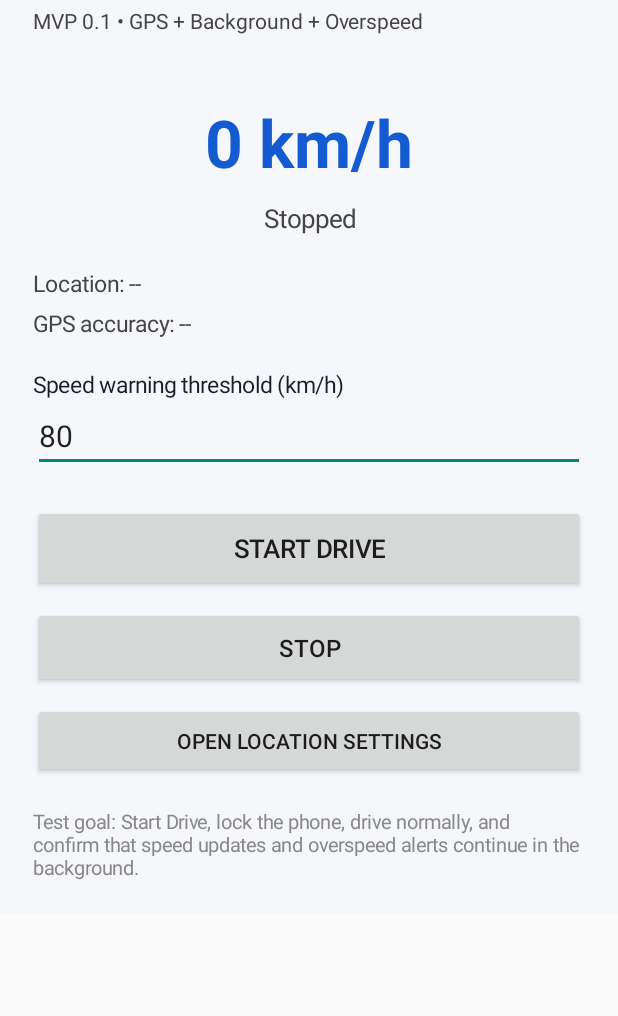
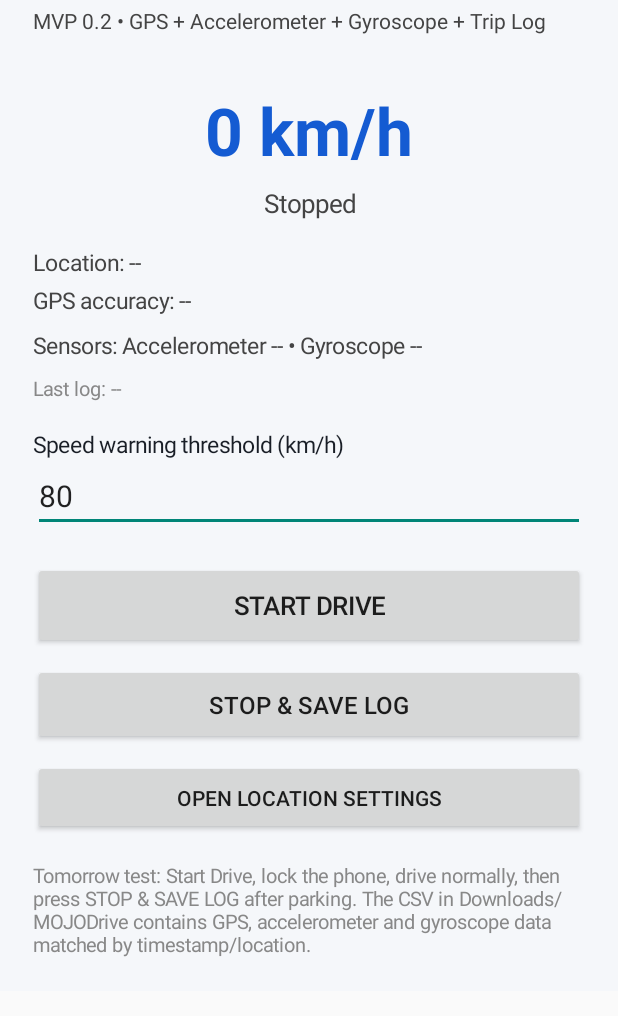
Before and after one commit to am3422/MOJODrive, an Android app: the screen it shows after launch (MainActivity), on a phone screen of 412 x 824 dp, the part 103-1119 px from its top. Run offline under Robolectric (Android 15) with nearby library versions, the light colour scheme and no system bars.

Commit message:
Add MOJO Drive MVP 0.2 sensor logging

```diff
--- a/app/build.gradle.kts
+++ b/app/build.gradle.kts
@@ -11,8 +11,8 @@ android {
         applicationId = "com.mojotech.mojodrive"
         minSdk = 26
         targetSdk = 35
-        versionCode = 1
-        versionName = "0.1"
+        versionCode = 2
+        versionName = "0.2"
     }
 
     compileOptions {
--- a/app/src/main/java/com/mojotech/mojodrive/MainActivity.kt
+++ b/app/src/main/java/com/mojotech/mojodrive/MainActivity.kt
@@ -21,9 +21,9 @@ class MainActivity : Activity() {
     private lateinit var statusText: TextView
     private lateinit var coordsText: TextView
     private lateinit var accuracyText: TextView
+    private lateinit var sensorText: TextView
+    private lateinit var logText: TextView
     private lateinit var thresholdInput: EditText
-    private lateinit var startButton: Button
-    private lateinit var stopButton: Button
 
     private val handler = Handler(Looper.getMainLooper())
     private val prefs by lazy { getSharedPreferences("mojo_drive", MODE_PRIVATE) }
@@ -62,21 +62,19 @@ class MainActivity : Activity() {
             setBackgroundColor(Color.rgb(245, 247, 250))
         }
 
-        val title = TextView(this).apply {
+        root.addView(TextView(this).apply {
             text = "MOJO Drive"
             textSize = 30f
             setTextColor(Color.rgb(25, 30, 38))
             typeface = android.graphics.Typeface.DEFAULT_BOLD
-        }
-        root.addView(title)
+        })
 
-        val subtitle = TextView(this).apply {
-            text = "MVP 0.1 • GPS + Background + Overspeed"
+        root.addView(TextView(this).apply {
+            text = "MVP 0.2 • GPS + Accelerometer + Gyroscope + Trip Log"
             textSize = 14f
             setTextColor(Color.DKGRAY)
-            setPadding(0, dp(4), 0, dp(24))
-        }
-        root.addView(subtitle)
+            setPadding(0, dp(4), 0, dp(20))
+        })
 
         speedText = TextView(this).apply {
             text = "0 km/h"
@@ -84,7 +82,7 @@ class MainActivity : Activity() {
             gravity = Gravity.CENTER
             setTextColor(Color.rgb(20, 91, 210))
             typeface = android.graphics.Typeface.DEFAULT_BOLD
-            setPadding(0, dp(18), 0, dp(10))
+            setPadding(0, dp(14), 0, dp(8))
         }
         root.addView(speedText, LinearLayout.LayoutParams(
             ViewGroup.LayoutParams.MATCH_PARENT, ViewGroup.LayoutParams.WRAP_CONTENT
@@ -95,7 +93,7 @@ class MainActivity : Activity() {
             textSize = 17f
             gravity = Gravity.CENTER
             setTextColor(Color.DKGRAY)
-            setPadding(0, 0, 0, dp(22))
+            setPadding(0, 0, 0, dp(18))
         }
         root.addView(statusText)
 
@@ -110,16 +108,31 @@ class MainActivity : Activity() {
             text = "GPS accuracy: --"
             textSize = 15f
             setTextColor(Color.DKGRAY)
-            setPadding(0, dp(6), 0, dp(20))
+            setPadding(0, dp(5), 0, dp(5))
         }
         root.addView(accuracyText)
 
-        val label = TextView(this).apply {
+        sensorText = TextView(this).apply {
+            text = "Sensors: --"
+            textSize = 15f
+            setTextColor(Color.DKGRAY)
+            setPadding(0, dp(5), 0, dp(5))
+        }
+        root.addView(sensorText)
+
+        logText = TextView(this).apply {
+            text = "Last log: --"
+            textSize = 13f
+            setTextColor(Color.GRAY)
+            setPadding(0, dp(5), 0, dp(18))
+        }
+        root.addView(logText)
+
+        root.addView(TextView(this).apply {
             text = "Speed warning threshold (km/h)"
             textSize = 15f
             setTextColor(Color.rgb(25, 30, 38))
-        }
-        root.addView(label)
+        })
 
         thresholdInput = EditText(this).apply {
             inputType = android.text.InputType.TYPE_CLASS_NUMBER
@@ -128,41 +141,37 @@ class MainActivity : Activity() {
         }
         root.addView(thresholdInput)
 
-        startButton = Button(this).apply {
+        root.addView(Button(this).apply {
             text = "START DRIVE"
             textSize = 17f
             setOnClickListener { startDrive() }
-        }
-        root.addView(startButton, LinearLayout.LayoutParams(
+        }, LinearLayout.LayoutParams(
             ViewGroup.LayoutParams.MATCH_PARENT, dp(58)
-        ).apply { topMargin = dp(22) })
+        ).apply { topMargin = dp(20) })
 
-        stopButton = Button(this).apply {
-            text = "STOP"
+        root.addView(Button(this).apply {
+            text = "STOP & SAVE LOG"
             textSize = 16f
             setOnClickListener { stopDrive() }
-        }
-        root.addView(stopButton, LinearLayout.LayoutParams(
+        }, LinearLayout.LayoutParams(
             ViewGroup.LayoutParams.MATCH_PARENT, dp(54)
         ).apply { topMargin = dp(10) })
 
-        val gpsSettingsButton = Button(this).apply {
+        root.addView(Button(this).apply {
             text = "OPEN LOCATION SETTINGS"
             setOnClickListener {
                 startActivity(Intent(Settings.ACTION_LOCATION_SOURCE_SETTINGS))
             }
-        }
-        root.addView(gpsSettingsButton, LinearLayout.LayoutParams(
+        }, LinearLayout.LayoutParams(
             ViewGroup.LayoutParams.MATCH_PARENT, dp(50)
         ).apply { topMargin = dp(10) })
 
-        val note = TextView(this).apply {
-            text = "Test goal: Start Drive, lock the phone, drive normally, and confirm that speed updates and overspeed alerts continue in the background."
+        root.addView(TextView(this).apply {
+            text = "Tomorrow test: Start Drive, lock the phone, drive normally, then press STOP & SAVE LOG after parking. The CSV in Downloads/MOJODrive contains GPS, accelerometer and gyroscope data matched by timestamp/location."
             textSize = 13f
             setTextColor(Color.GRAY)
-            setPadding(0, dp(20), 0, 0)
-        }
-        root.addView(note)
+            setPadding(0, dp(18), 0, 0)
+        })
 
         setContentView(ScrollView(this).apply { addView(root) })
     }
@@ -197,7 +206,7 @@ class MainActivity : Activity() {
             .putExtra(LocationService.EXTRA_THRESHOLD_KMH, threshold)
 
         startForegroundService(intent)
-        Toast.makeText(this, "MOJO Drive started.", Toast.LENGTH_SHORT).show()
+        Toast.makeText(this, "MOJO Drive logging started.", Toast.LENGTH_SHORT).show()
         refreshUi()
     }
 
@@ -207,7 +216,8 @@ class MainActivity : Activity() {
             .putBoolean("running", false)
             .putFloat("speed_kmh", 0f)
             .apply()
-        refreshUi()
+        Toast.makeText(this, "Stopping and saving trip log…", Toast.LENGTH_SHORT).show()
+        handler.postDelayed({ refreshUi() }, 1200)
     }
 
     private fun refreshUi() {
@@ -217,12 +227,17 @@ class MainActivity : Activity() {
         val lon = prefs.getString("lon", null)
         val accuracy = prefs.getFloat("accuracy_m", -1f)
         val provider = prefs.getString("provider", "--") ?: "--"
+        val accel = prefs.getBoolean("accel_available", false)
+        val gyro = prefs.getBoolean("gyro_available", false)
+        val lastLog = prefs.getString("last_log_name", null)
 
         speedText.text = String.format(Locale.US, "%.0f km/h", speed)
-        statusText.text = if (running) "ACTIVE • $provider" else "Stopped"
+        statusText.text = if (running) "ACTIVE • $provider • logging" else "Stopped"
         coordsText.text = if (lat != null && lon != null) "Location: $lat, $lon" else "Location: --"
         accuracyText.text = if (accuracy >= 0f)
             String.format(Locale.US, "GPS accuracy: %.1f m", accuracy)
         else "GPS accuracy: --"
+        sensorText.text = "Sensors: Accelerometer ${if (accel) "OK" else "--"} • Gyroscope ${if (gyro) "OK" else "--"}"
+        logText.text = if (lastLog != null) "Last log: Downloads/MOJODrive/$lastLog" else "Last log: --"
     }
 }
```
Also changed, not shown: app/src/main/java/com/mojotech/mojodrive/LocationService.kt (+201 -37 lines), 3 other files.
